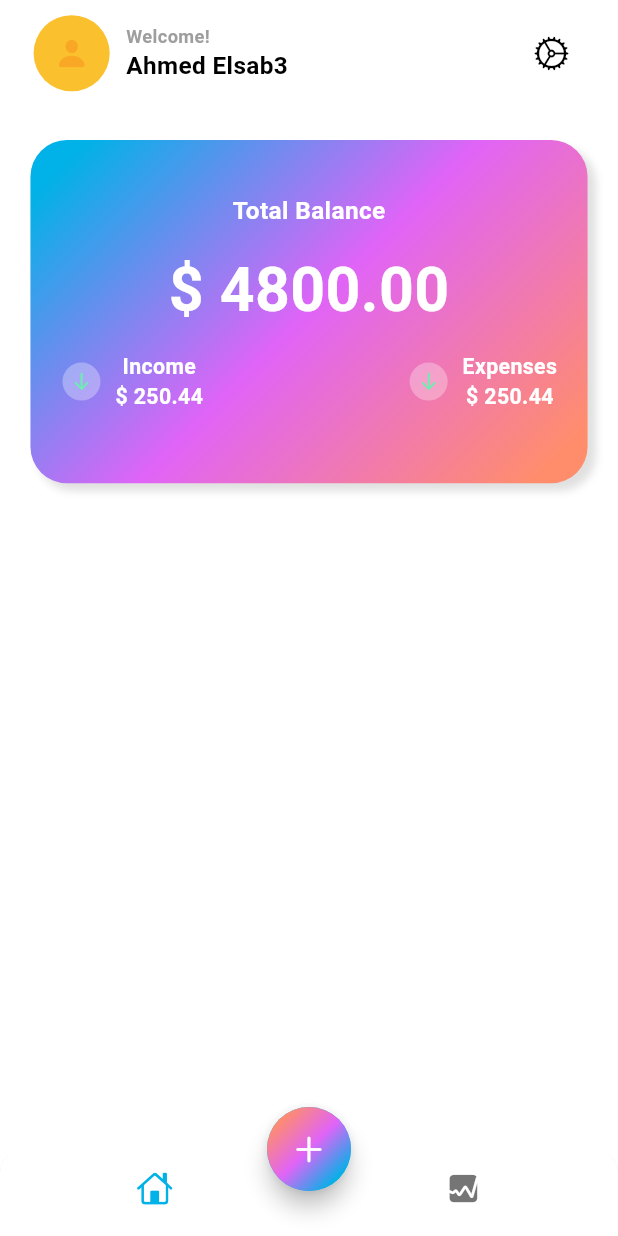
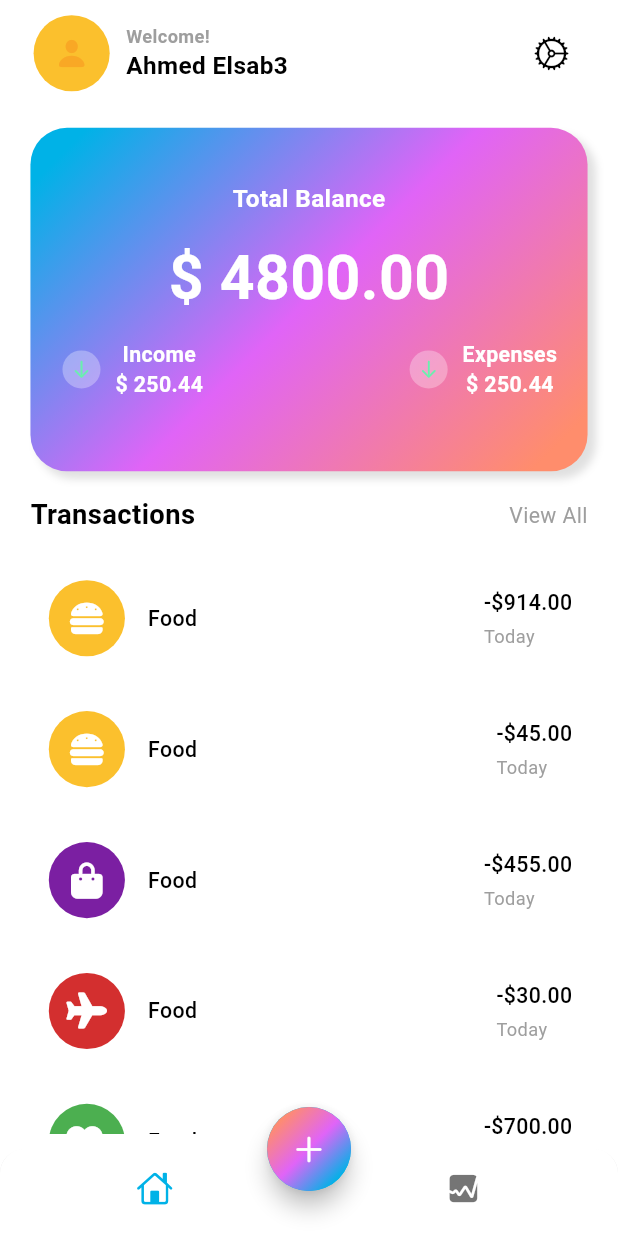
Before and after one commit to ahmed101ibrahiem/expenses-tracker, a Flutter app: the screen it shows after launch, on a phone screen of 412 x 824 dp. Run offline on Flutter 3.47's test engine with Material 3 defaults, Android fonts, the phone set to English and light mode, and no system bars; our stand-ins replace flutter_screenutil, font_awesome_flutter.

Commit message:
work on update home

```diff
--- a/lib/app.dart
+++ b/lib/app.dart
@@ -8,7 +8,6 @@ import 'package:flutter_screenutil/flutter_screenutil.dart';
 
 class MyApp extends StatelessWidget {
   const MyApp({super.key});
-
   @override
   Widget build(BuildContext context) {
     return ScreenUtilInit(
--- a/lib/screens/home/home_import.dart
+++ b/lib/screens/home/home_import.dart
@@ -1,12 +1,19 @@
 
+import 'dart:developer';
+
+import 'package:expenses_tracker/screens/home/view_model/home_viewmodel.dart';
 import 'package:expenses_tracker/utils/constants.dart';
+import 'package:expenses_tracker/utils/data/data.dart';
 import 'package:expenses_tracker/utils/my_theme.dart';
 import 'package:flutter/cupertino.dart';
 import 'package:flutter/material.dart';
 import 'package:flutter_screenutil/flutter_screenutil.dart';
 
 
-part 'package:expenses_tracker/screens/home/view/home_view.dart';
-part 'package:expenses_tracker/screens/home/widgets/home_custom_income_outcome.dart';
-part 'package:expenses_tracker/screens/home/widgets/home_dash_board_widget.dart';
-part 'package:expenses_tracker/screens/home/widgets/home_custom_app_bar.dart';
+
+part 'view/home_view.dart';
+part 'widgets/home_custom_income_outcome.dart';
+part 'widgets/home_dash_board_widget.dart';
+part 'widgets/home_custom_app_bar.dart';
+part 'widgets/home_transactions.dart';
+part 'widgets/home_view_all.dart';
--- a/lib/screens/home/view/home_view.dart
+++ b/lib/screens/home/view/home_view.dart
@@ -1,7 +1,15 @@
-part of 'package:expenses_tracker/screens/home/home_import.dart';
+part of '../home_import.dart';
 
-class HomeView extends StatelessWidget {
+class HomeView extends StatefulWidget {
   const HomeView({super.key});
+
+  @override
+  State<HomeView> createState() => _HomeViewState();
+}
+
+class _HomeViewState extends State<HomeView> {
+  final HomeViewmodel vm = HomeViewmodel();
+
   @override
   Widget build(BuildContext context) {
     return SafeArea(
@@ -11,9 +19,9 @@ class HomeView extends StatelessWidget {
           children: [
             const HomeCustomAppBar(),
             // show data
-            32.verticalSpace,
             const HomeDashBoardWidget(),
-
+            const HomeViewAll(),
+            const HomeTransactions(),
           ],
         ),
       ),
--- /dev/null
+++ b/lib/screens/home/view_model/home_viewmodel.dart
@@ -0,0 +1,5 @@
+
+
+class HomeViewmodel{
+
+}
--- a/lib/screens/home/widgets/home_dash_board_widget.dart
+++ b/lib/screens/home/widgets/home_dash_board_widget.dart
@@ -1,6 +1,4 @@
-
 part of 'package:expenses_tracker/screens/home/home_import.dart';
-
 
 class HomeDashBoardWidget extends StatelessWidget {
   const HomeDashBoardWidget({
@@ -10,6 +8,7 @@ class HomeDashBoardWidget extends StatelessWidget {
   @override
   Widget build(BuildContext context) {
     return Container(
+      margin: const EdgeInsets.only(top: 24).h,
       width: ScreenUtil().screenWidth,
       height: ScreenUtil().screenWidth / 1.8,
       decoration: BoxDecoration(
@@ -17,8 +16,7 @@ class HomeDashBoardWidget extends StatelessWidget {
             BoxShadow(
                 blurRadius: 4,
                 color: Colors.grey.shade300,
-            offset: const Offset(5, 5)
-          )
+                offset: const Offset(5, 5))
           ],
           borderRadius: BorderRadius.circular(24).r,
           gradient: MyTheme.myGradient),
@@ -43,9 +41,7 @@ class HomeDashBoardWidget extends StatelessWidget {
             ),
           ),
           Padding(
-            padding:
-                const EdgeInsets.symmetric(vertical: 12, horizontal: 20)
-                    .r,
+            padding: const EdgeInsets.symmetric(vertical: 12, horizontal: 20).r,
             child: const Row(
               mainAxisAlignment: MainAxisAlignment.spaceBetween,
               children: [
--- /dev/null
+++ b/lib/screens/home/widgets/home_transactions.dart
@@ -0,0 +1,71 @@
+
+part of '../home_import.dart';
+
+class HomeTransactions extends StatelessWidget {
+  const HomeTransactions({
+    super.key,
+  });
+
+  @override
+  Widget build(BuildContext context) {
+    return Expanded(
+      child: ListView.builder(
+        itemCount: transactionsData.length,
+        itemBuilder: (context, index) {
+          return Container(
+            decoration: BoxDecoration(
+            color: Colors.white,
+            borderRadius: BorderRadius.circular(10),
+            ),
+            margin: const EdgeInsets.only(bottom: 16).r,
+            padding: const EdgeInsets.all(10).r,
+            child: Row(mainAxisSize: MainAxisSize.min,
+              children: [
+                Stack(
+                  alignment: AlignmentDirectional.center,
+                  children: [
+                    Container(
+                      height: 50.h,
+                      width: 50.w,
+                      decoration:  BoxDecoration(
+                        color:transactionsData[index]['color'],
+                        shape: BoxShape.circle,
+                      ),
+
+                    ),
+                    transactionsData[index]['icon']
+                  ],
+                ),
+                12.horizontalSpace,
+                Text(transactionsData[index]['name'],
+                    style: TextStyle(
+                      color: Theme.of(context).colorScheme.onBackground,
+                        fontSize: 14.sp, fontWeight: FontWeight.w500)),
+                const Spacer(),
+                Column(
+                  crossAxisAlignment: CrossAxisAlignment.start,
+                  children: [
+                    Text(
+                      transactionsData[index]['totalAmount'],
+                      style: TextStyle(
+                          color: Theme.of(context).colorScheme.onBackground,
+                          fontSize: 14.sp,
+                          fontWeight: FontWeight.w500),
+                    ),
+                    4.verticalSpace,
+                    Text(
+                      transactionsData[index]['date'],
+                      style: TextStyle(
+                          color: Theme.of(context).colorScheme.outline,
+                          fontSize: 12.sp,
+                          fontWeight: FontWeight.w400),
+                    ),
+                  ],  ),
+
+            ],),
+          );
+        },
+      ),
+    );
+  }
+}
--- /dev/null
+++ b/lib/screens/home/widgets/home_view_all.dart
@@ -0,0 +1,32 @@
+
+part of '../home_import.dart';
+
+class HomeViewAll extends StatelessWidget {
+  const HomeViewAll({
+    super.key,
+  });
+
+  @override
+  Widget build(BuildContext context) {
+    return Padding(
+      padding: const EdgeInsets.only(top: 16,bottom:20 ).h,
+      child: Row(
+        mainAxisAlignment: MainAxisAlignment.spaceBetween,
+        children: [
+          Text(
+            AppConstant.transactions,
+            style:
+                TextStyle(fontSize: 18.sp, fontWeight: FontWeight.w600),
+          ),
+          GestureDetector(
+            onTap: () => log('View All'),
+            child: Text(
+              AppConstant.viewAll,
+              style: TextStyle(fontSize: 14.sp, color: Colors.grey,fontWeight: FontWeight.w400),
+            ),
+          ),
+        ],
+      ),
+    );
+  }
+}
--- a/lib/utils/constants.dart
+++ b/lib/utils/constants.dart
@@ -10,6 +10,15 @@ class AppConstant {
   static const String expenses = 'Expenses';
   static const String income = 'Income';
   static const String totalBalance = 'Total Balance';
+  static const String recentTransactions = 'Recent Transactions';
+  static const String transactions = 'Transactions';
+  static const String viewAll = 'View All';
+  static const String food = 'Food';
+  static const String shopping = 'Shopping';
+  static const String travel = 'Travel';
+  static const String entertainment = 'Entertainment';
+  static const String homeRent = 'Home Rent';
+  static const String recharge = 'Recharge';
 
   // color
   static const Color blue = Color(0XFF00B2E7);
--- /dev/null
+++ b/lib/utils/data/data.dart
@@ -0,0 +1,41 @@
+
+import 'package:flutter/material.dart';
+import 'package:font_awesome_flutter/font_awesome_flutter.dart';
+
+List<Map<String,dynamic>> transactionsData = [
+  {
+    'icon': const FaIcon(FontAwesomeIcons.burger, color: Colors.white),
+    'color': Colors.yellow[700],
+    'name': 'Food',
+    'totalAmount': '-\$914.00',
+    'date': 'Today'
+  },
+  {
+    'icon': const FaIcon(FontAwesomeIcons.burger, color: Colors.white),
+        'color': Colors.yellow[700],
+    'name': 'Food',
+    'totalAmount': '-\$45.00',
+    'date': 'Today'
+  },
+  {
+    'icon': const FaIcon(FontAwesomeIcons.bagShopping, color: Colors.white),
+        'color': Colors.purple[700],
+    'name': 'Food',
+    'totalAmount': '-\$455.00',
+    'date': 'Today'
+  },
+  {
+    'icon': const FaIcon(FontAwesomeIcons.plane, color: Colors.white),
+        'color': Colors.red[700],
+    'name': 'Food',
+    'totalAmount': '-\$30.00',
+    'date': 'Today'
+  },
+  {
+    'icon': const FaIcon(FontAwesomeIcons.heartCircleBolt, color: Colors.white),
+        'color': Colors.green,
+    'name': 'Food',
+    'totalAmount': '-\$700.00',
+    'date': 'Today'
+  }
+];
```
Also changed, not shown: pubspec.yaml (+8 -33 lines), assets/images/entertainment.png (added), assets/images/food.png (added), assets/images/home.png (added), assets/images/pet.png (added), assets/images/shopping.png (added), assets/images/tech.png (added), assets/images/travel.png (added), pubspec.lock. Lines whose indentation alone changed are shown as unchanged.
